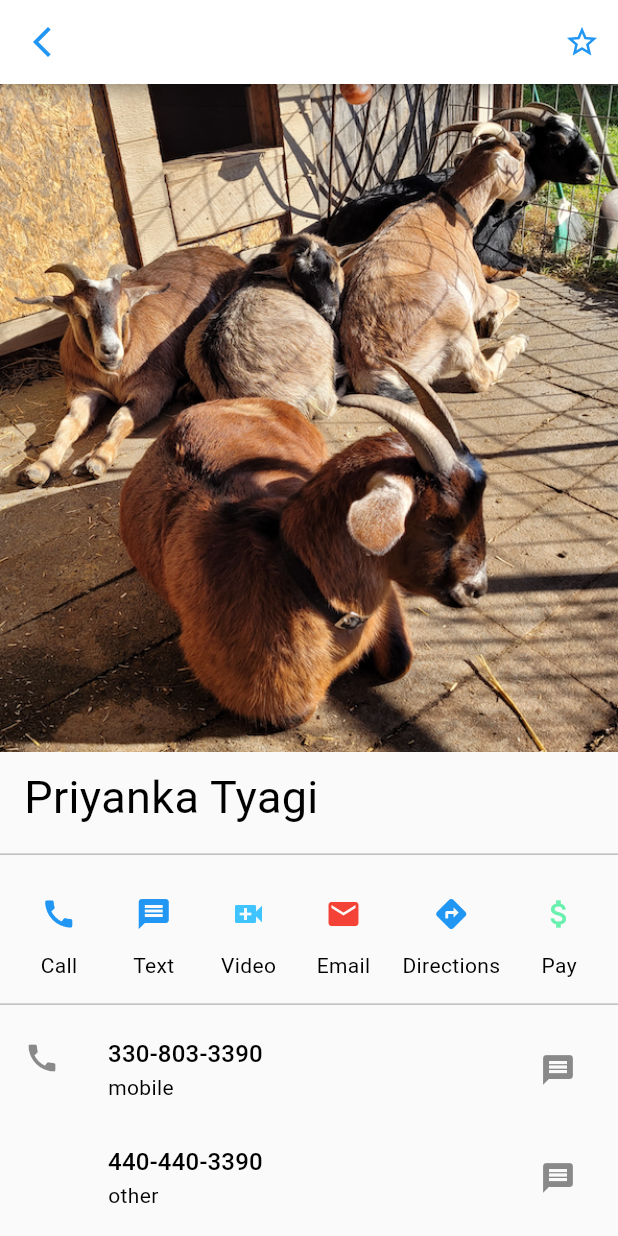
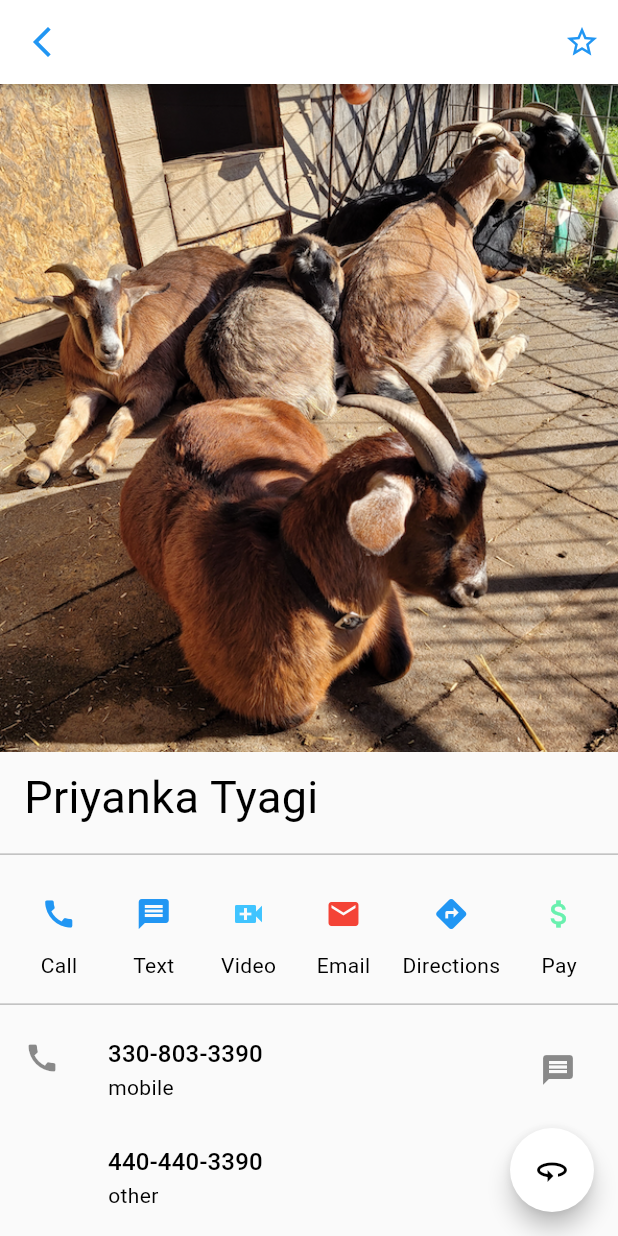
Before and after one commit to jpvSoccer/AppWorkRepo, a Flutter app: the screen it shows after launch, on a phone screen of 412 x 824 dp. Run offline on Flutter 3.47's test engine with Material 2 defaults, Android fonts, the phone set to English and light mode, and no system bars.

Commit message:
updated source to allow for stateful theme selection

```diff
--- a/SourceSamples/educativeio_flutter_class/lib/classes/contact_profile_page.dart
+++ b/SourceSamples/educativeio_flutter_class/lib/classes/contact_profile_page.dart
@@ -4,26 +4,48 @@ import 'package:flutter/material.dart';
 import '../classes/ui_build.dart';
 import '../classes/ui_themes.dart';
 
+enum AppTheme { light, dark }
+
 /// main entry class for the contact page application
 ///
 /// this app has the following attributes:
 /// appBar with a leading return and a the ability
 /// to start the contact page (right now it just logs a message to the terminal)
-class ContactProfilePage extends StatelessWidget {
+class ContactProfilePage extends StatefulWidget {
   const ContactProfilePage({Key? key}) : super(key: key);
+  @override
+  ContactProfilePageState createState() => ContactProfilePageState();
+}
 
+class ContactProfilePageState extends State<ContactProfilePage> {
+  var currentTheme = AppTheme.light;
   @override
   Widget build(BuildContext context) {
     log('JPV building Material APP', name: 'ContactProfilePage');
     return MaterialApp(
       debugShowCheckedModeBanner: false,
-      theme: UiAppThemes.setLightTheme(),
-      //theme: UiAppThemes.setDarkTheme(),
-      home: UiBuild.buildScreen(),
+      theme: currentTheme == AppTheme.dark
+          ? UiAppThemes.setDarkTheme()
+          : UiAppThemes.setLightTheme(),
+      home: Scaffold(
+        appBar: UiBuild.buildAppBar(),
+        body: UiBuild.buildFirstScreen(),
+        floatingActionButton: addFloatingActionButton(),
+      ),
+    );
+  }
+
+// JPV this must be in the statefull widget class!!!
+  Widget addFloatingActionButton() {
+    return FloatingActionButton(
+      onPressed: () {
+        setState(() {
+          currentTheme == AppTheme.dark
+              ? currentTheme = AppTheme.light
+              : currentTheme = AppTheme.dark;
+        });
+      },
+      child: const Icon(Icons.threesixty),
     );
   }
 }
-
-// to control theme when you want light and dark control
-//themeMode: ThemeMode.system,
-//darkTheme: setDarkTheme(),
--- a/SourceSamples/educativeio_flutter_class/lib/classes/ui_build.dart
+++ b/SourceSamples/educativeio_flutter_class/lib/classes/ui_build.dart
@@ -9,13 +9,17 @@ class UiBuild {
   /// method buildScreen returns a Scafold Widget to be used
   /// as the appBar and home attributes of the MaterialApp
   ///
-  static buildScreen() {
-    log('JPV building main Scafold', name: 'UiBuild');
-    return Scaffold(
-      appBar: buildAppBar(),
-      body: buildFirstScreen(),
-    );
-  }
+  // JPV this is broken when we moved to a stateful widget
+//  static buildScreen() {
+//    log('JPV building main Scafold', name: 'UiBuild');
+//    return Scaffold(
+//      appBar: buildAppBar(),
+//      body: buildFirstScreen(),
+//        ),
+//
+//      ),
+//    );
+//  }
 
   /// adds the App Bar with the following characteristics:
   ///
--- a/SourceSamples/educativeio_flutter_class/lib/classes/ui_themes.dart
+++ b/SourceSamples/educativeio_flutter_class/lib/classes/ui_themes.dart
@@ -32,6 +32,10 @@ class UiAppThemes {
         buttonColor: Colors.orange,
       ),
       typography: setTargetPlatform(),
+      floatingActionButtonTheme: const FloatingActionButtonThemeData(
+        backgroundColor: Colors.white,
+        foregroundColor: Colors.black,
+      ),
     );
   }
 
@@ -58,6 +62,10 @@ class UiAppThemes {
       ),
       //colorScheme: const ColorScheme.light(), //TODO stop here
       typography: setTargetPlatform(),
+      floatingActionButtonTheme: const FloatingActionButtonThemeData(
+        backgroundColor: Colors.white,
+        foregroundColor: Colors.black,
+      ),
     );
   }
 
--- a/SourceSamples/educativeio_flutter_class/lib/main.dart
+++ b/SourceSamples/educativeio_flutter_class/lib/main.dart
@@ -17,4 +17,4 @@ import 'package:flutter/material.dart';
 
 import 'classes/contact_profile_page.dart';
 
-void main() => runApp(const ContactProfilePage());
+void main() => runApp(ContactProfilePage());
```
